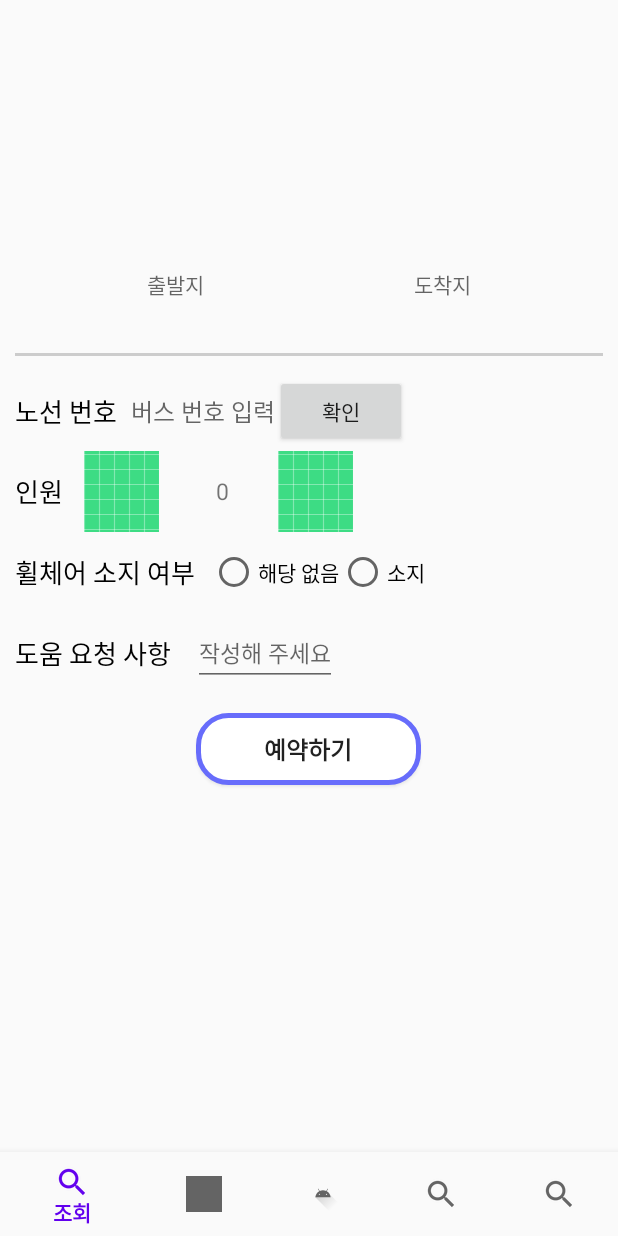
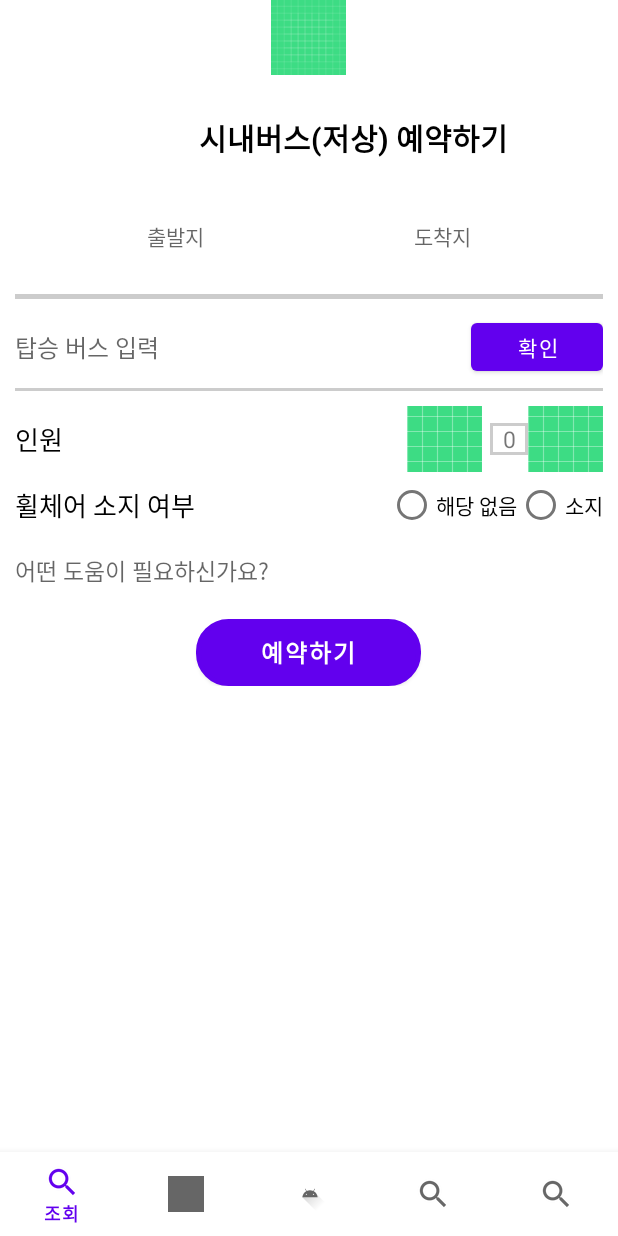
Before and after one commit to Jiwoon2/HandyBus, an Android app: the fragment ReservationFragment placed in its activity, on a phone screen of 412 x 824 dp. Run offline under Robolectric (Android 15) with nearby library versions, the phone set to English and light mode, and no system bars; our stand-ins replace Firebase (no records; nobody signed in at launch, a user with empty details on screens opened directly), Volley; network calls fail.

Commit message:
예약 화면 코드 수정, 커뮤니티 플로팅 버튼 구현
예약 화면 코드 및 xml 수정, 커뮤니티 플로팅 버튼 구현

```diff
--- a/HandyBus/app/build.gradle
+++ b/HandyBus/app/build.gradle
@@ -40,6 +40,9 @@ dependencies {
     implementation 'com.google.android.gms:play-services-auth:20.3.0'
     implementation 'com.google.firebase:firebase-database'
 
+    //floatingbtn
+    implementation 'com.google.android.material:material:1.6.1'
+
     implementation 'com.android.volley:volley:1.1.1'
     implementation 'androidx.recyclerview:recyclerview:1.0.0'
     implementation 'androidx.lifecycle:lifecycle-extensions:2.2.0'
--- a/HandyBus/app/src/main/java/com/khackathon/handybus/ui/reservation/ReservationFragment.java
+++ b/HandyBus/app/src/main/java/com/khackathon/handybus/ui/reservation/ReservationFragment.java
@@ -67,6 +67,7 @@ public class ReservationFragment extends Fragment {
 
     Button setbusNm_btn;
 
+    TextView tv_showNum;
     int personNum = 0;
     ImageButton num_minus;
     ImageButton num_plus;
@@ -112,6 +113,7 @@ public class ReservationFragment extends Fragment {
         res_busNum=v.findViewById(R.id.res_busNum);
         et_departures=v.findViewById(R.id.et_departures);
         et_arrivals=v.findViewById(R.id.et_arrivals);
+        tv_showNum=v.findViewById(R.id.tv_showNum);
         tv_num=v.findViewById(R.id.tv_num);
         et_help=v.findViewById(R.id.et_help);
         num_minus= v.findViewById(R.id.num_minus);
@@ -132,6 +134,7 @@ public class ReservationFragment extends Fragment {
             public void onClick(View v) {
                 personNum-=1;
                 tv_num.setText(personNum+"");
+                tv_showNum.setText("성인 "+personNum+"명");
             }
         });
         num_plus.setOnClickListener(new View.OnClickListener() {
@@ -139,6 +142,7 @@ public class ReservationFragment extends Fragment {
             public void onClick(View v) {
                 personNum+=1;
                 tv_num.setText(personNum+"");
+                tv_showNum.setText("성인 "+personNum+"명");
             }
         });
 
--- a/HandyBus/app/src/main/java/com/khackathon/handybus/ui/writeboard/WriteBoardFragment.java
+++ b/HandyBus/app/src/main/java/com/khackathon/handybus/ui/writeboard/WriteBoardFragment.java
@@ -16,6 +16,8 @@ import android.view.ViewGroup;
 import android.widget.Button;
 import android.widget.TextView;
 
+import com.google.android.material.floatingactionbutton.ExtendedFloatingActionButton;
+import com.google.android.material.floatingactionbutton.FloatingActionButton;
 import com.google.firebase.database.ChildEventListener;
 import com.google.firebase.database.DataSnapshot;
 import com.google.firebase.database.DatabaseError;
@@ -38,7 +40,7 @@ public class WriteBoardFragment extends Fragment {
     private LinearLayoutManager mLayoutManager;
 
     private ArrayList<PostItem> PostingList;
-    Button write_btn;
+    ExtendedFloatingActionButton write_btn;
 
     Intent intent;
 
--- /dev/null
+++ b/HandyBus/app/src/main/res/drawable/reservation_num.xml
@@ -0,0 +1,12 @@
+<?xml version="1.0" encoding="utf-8"?>
+<shape xmlns:android="http://schemas.android.com/apk/res/android">
+
+    <!--    내부 색-->
+    <solid android:color="#FFFFFF" />
+
+    <!--    테두리-->
+    <stroke
+        android:width="2dp"
+        android:color="#CCCCCC" />
+
+</shape>
--- a/HandyBus/app/src/main/res/layout/activity_main.xml
+++ b/HandyBus/app/src/main/res/layout/activity_main.xml
@@ -6,18 +6,64 @@
     android:layout_height="match_parent"
     tools:context=".MainActivity">
 
+
+    <LinearLayout
+        android:id="@+id/main_head"
+        android:layout_width="match_parent"
+        android:layout_height="50dp"
+        android:orientation="horizontal"
+        android:weightSum="7"
+        app:layout_constraintEnd_toEndOf="parent"
+        app:layout_constraintStart_toStartOf="parent"
+        app:layout_constraintTop_toTopOf="parent">
+
+        <ImageView
+            android:layout_width="0dp"
+            android:layout_height="match_parent"
+            android:layout_weight="1"
+            android:paddingLeft="10dp"
+            android:scaleType="fitCenter" />
+
+        <LinearLayout
+            android:layout_width="0dp"
+            android:layout_height="match_parent"
+            android:layout_weight="1.5" />
+
+        <ImageView
+            android:layout_width="150dp"
+            android:layout_height="match_parent"
+            android:layout_weight="2"
+            android:scaleType="centerInside"
+            android:src="@drawable/ic_launcher_background" />
+
+        <LinearLayout
+            android:layout_width="0dp"
+            android:layout_height="match_parent"
+            android:layout_weight="1" />
+
+        <ImageView
+            android:layout_width="0dp"
+            android:layout_height="match_parent"
+            android:layout_weight="1.5"
+            android:paddingRight="10dp"
+            android:scaleType="fitCenter" />
+    </LinearLayout>
+
     <FrameLayout
         android:id="@+id/content_layout"
         android:layout_width="match_parent"
-        android:layout_height="match_parent"
+        android:layout_height="0dp"
+        android:layout_marginTop="10dp"
+        android:layout_marginLeft="10dp"
+        android:layout_marginRight="10dp"
         app:layout_constraintBottom_toTopOf="@id/nav_view"
         app:layout_constraintLeft_toLeftOf="parent"
         app:layout_constraintRight_toRightOf="parent"
-        app:layout_constraintTop_toTopOf="parent"/>
+        app:layout_constraintTop_toBottomOf="@+id/main_head" />
 
     <com.google.android.material.bottomnavigation.BottomNavigationView
         android:id="@+id/nav_view"
-        android:layout_width="0dp"
+        android:layout_width="match_parent"
         android:layout_height="wrap_content"
         android:layout_marginStart="0dp"
         android:layout_marginEnd="0dp"
--- a/HandyBus/app/src/main/res/layout/fragment_reservation.xml
+++ b/HandyBus/app/src/main/res/layout/fragment_reservation.xml
@@ -8,7 +8,7 @@
     android:weightSum="11"
     tools:context=".activity.ReserveActivity">
 
-    <LinearLayout
+   <!-- <LinearLayout
         android:layout_width="match_parent"
         android:layout_height="0dp"
         android:layout_weight="1"
@@ -44,25 +44,35 @@
             android:layout_weight="1.5"
             android:paddingRight="10dp"
             android:scaleType="fitCenter" />
-    </LinearLayout>
+    </LinearLayout> -->
 
     <LinearLayout
         android:layout_width="match_parent"
         android:layout_height="0dp"
+        android:orientation="horizontal"
+        android:baselineAligned="true"
+        android:gravity="center"
         android:layout_weight="1">
 
         <ImageView
-            android:layout_width="match_parent"
+            android:layout_width="60dp"
             android:layout_height="match_parent"
             android:scaleType="centerInside" />
+
+        <TextView
+            android:layout_width="wrap_content"
+            android:layout_height="match_parent"
+            android:textColor="@color/black"
+            android:textSize="20sp"
+            android:textStyle="bold"
+            android:gravity="center"
+            android:text="시내버스(저상) 예약하기"/>
     </LinearLayout>
 
 
     <LinearLayout
         android:layout_width="match_parent"
         android:layout_height="0dp"
-        android:layout_marginLeft="10dp"
-        android:layout_marginRight="10dp"
         android:layout_weight="9"
         android:orientation="vertical"
         android:weightSum="12">
@@ -120,7 +130,7 @@
 
         <View
             android:layout_width="match_parent"
-            android:layout_height="2dp"
+            android:layout_height="3dp"
             android:layout_marginTop="5dp"
             android:layout_marginBottom="10dp"
             android:background="#CCCCCC" />
@@ -133,29 +143,43 @@
             android:gravity="center_vertical"
             android:orientation="horizontal">
 
-            <TextView
-                android:layout_width="wrap_content"
-                android:layout_height="wrap_content"
-                android:layout_marginRight="5dp"
-                android:text="노선 번호 "
-                android:textColor="@color/black"
-                android:textSize="17dp" />
+<!--            <TextView-->
+<!--                android:layout_width="wrap_content"-->
+<!--                android:layout_height="wrap_content"-->
+<!--                android:layout_marginRight="5dp"-->
+<!--                android:text="노선 번호 "-->
+<!--                android:textColor="@color/black"-->
+<!--                android:textSize="17dp" />-->
 
             <EditText
                 android:id="@+id/res_busNum"
                 android:layout_width="wrap_content"
                 android:layout_height="wrap_content"
                 android:background="@null"
-                android:hint="버스 번호 입력"
+                android:hint="탑승 버스 입력"
                 android:textSize="16dp" />
+
+            <View
+                android:layout_width="0dp"
+                android:layout_height="0dp"
+                android:layout_weight="1" />
 
             <Button
                 android:id="@+id/setbusNm_btn"
                 android:layout_width="wrap_content"
                 android:layout_height="wrap_content"
+                android:layout_gravity="right"
                 android:text="확인" />
 
+
         </LinearLayout>
+
+        <View
+            android:layout_width="match_parent"
+            android:layout_height="2dp"
+            android:layout_marginTop="5dp"
+            android:layout_marginBottom="10dp"
+            android:background="#CCCCCC" />
 
         <LinearLayout
             android:layout_width="match_parent"
@@ -165,6 +189,7 @@
             android:orientation="horizontal">
 
             <TextView
+                android:id="@+id/tv_showNum"
                 android:layout_width="wrap_content"
                 android:layout_height="wrap_content"
                 android:layout_marginRight="10dp"
@@ -172,28 +197,33 @@
                 android:textColor="@color/black"
                 android:textSize="17dp" />
 
-            <!--            <RadioGroup-->
-            <!--                android:layout_width="wrap_content"-->
-            <!--                android:layout_height="match_parent"-->
-            <!--                android:gravity="center_vertical"-->
-            <!--                android:orientation="horizontal">-->
+            <View
+                android:layout_width="0dp"
+                android:layout_height="0dp"
+                android:layout_weight="1" />
 
-            <!--                <RadioButton  android:id="@+id/radio_adult"-->
-            <!--                    android:layout_width="wrap_content"-->
-            <!--                    android:layout_height="wrap_content"-->
-            <!--                    android:text="일반"-->
-            <!--                    android:onClick="onRadioButtonClicked"/>-->
-            <!--                <RadioButton  android:id="@+id/radio_student"-->
-            <!--                    android:layout_width="wrap_content"-->
-            <!--                    android:layout_height="wrap_content"-->
-            <!--                    android:text="청소년"-->
-            <!--                    android:onClick="onRadioButtonClicked"/>-->
-            <!--                <RadioButton  android:id="@+id/radio_child"-->
-            <!--                    android:layout_width="wrap_content"-->
-            <!--                    android:layout_height="wrap_content"-->
-            <!--                    android:text="어린이"-->
-            <!--                    android:onClick="onRadioButtonClicked"/>-->
-            <!--            </RadioGroup>-->
+                <!--        <RadioGroup
+                            android:layout_width="wrap_content"
+                            android:layout_height="match_parent"
+                            android:gravity="center_vertical"
+                            android:orientation="horizontal">
+
+                            <RadioButton  android:id="@+id/radio_adult"
+                                android:layout_width="wrap_content"
+                                android:layout_height="wrap_content"
+                                android:text="일반"
+                                android:onClick="onRadioButtonClicked"/>
+                            <RadioButton  android:id="@+id/radio_student"
+                                android:layout_width="wrap_content"
+                                android:layout_height="wrap_content"
+                                android:text="청소년"
+                                android:onClick="onRadioButtonClicked"/>
+                            <RadioButton  android:id="@+id/radio_child"
+                                android:layout_width="wrap_content"
+                                android:layout_height="wrap_content"
+                                android:text="어린이"
+                                android:onClick="onRadioButtonClicked"/>
+                        </RadioGroup> -->
 
 
             <ImageButton
@@ -204,12 +234,13 @@
 
             <TextView
                 android:id="@+id/tv_num"
-                android:layout_width="74dp"
+                android:layout_width="25dp"
                 android:layout_height="wrap_content"
                 android:layout_marginLeft="5dp"
                 android:gravity="center"
                 android:text="0"
                 android:inputType="number"
+                android:background="@drawable/reservation_num"
                 android:textSize="15dp" />
 
             <ImageButton
@@ -218,6 +249,7 @@
                 android:layout_height="wrap_content"
                 android:src="@drawable/ic_launcher_background" />
         </LinearLayout>
+
 
         <LinearLayout
             android:layout_width="match_parent"
@@ -239,6 +271,11 @@
                 android:layout_height="match_parent"
                 android:gravity="center_vertical"
                 android:orientation="horizontal">
+
+                <View
+                    android:layout_width="0dp"
+                    android:layout_height="0dp"
+                    android:layout_weight="1" />
 
                 <RadioButton
                     android:id="@+id/radio_nonWheel"
@@ -262,22 +299,30 @@
             android:gravity="center_vertical"
             android:orientation="horizontal">
 
-            <TextView
-                android:layout_width="wrap_content"
-                android:layout_height="wrap_content"
-                android:layout_marginRight="5dp"
-                android:text="도움 요청 사항 "
-                android:textColor="@color/black"
-                android:textSize="17dp" />
+<!--            <TextView-->
+<!--                android:layout_width="wrap_content"-->
+<!--                android:layout_height="wrap_content"-->
+<!--                android:layout_marginRight="5dp"-->
+<!--                android:text="도움 요청 사항 "-->
+<!--                android:textColor="@color/black"-->
+<!--                android:textSize="17dp" />-->
 
             <EditText
                 android:id="@+id/et_help"
                 android:layout_width="wrap_content"
                 android:layout_height="wrap_content"
-                android:layout_marginLeft="5dp"
-                android:hint="작성해 주세요"
+                android:background="@null"
+                android:hint="어떤 도움이 필요하신가요?"
                 android:textSize="15dp" />
 
+            <View
+                android:layout_width="0dp"
+                android:layout_height="0dp"
+                android:layout_weight="1" />
+
+            <ImageView
+                android:layout_width="50dp"
+                android:layout_height="match_parent" />
         </LinearLayout>
 
 
--- a/HandyBus/app/src/main/res/layout/fragment_write_board.xml
+++ b/HandyBus/app/src/main/res/layout/fragment_write_board.xml
@@ -1,21 +1,27 @@
 <?xml version="1.0" encoding="utf-8"?>
 <FrameLayout xmlns:android="http://schemas.android.com/apk/res/android"
+    xmlns:app="http://schemas.android.com/apk/res-auto"
     xmlns:tools="http://schemas.android.com/tools"
     android:layout_width="match_parent"
     android:layout_height="match_parent"
     tools:context=".ui.writeboard.WriteBoardFragment">
 
-    <Button
+
+    <com.google.android.material.floatingactionbutton.ExtendedFloatingActionButton
         android:id="@+id/write_btn"
-        android:layout_width="wrap_content"
+        android:layout_width="170dp"
         android:layout_height="wrap_content"
-        android:layout_marginTop="28dp"
-        android:text="글쓰기"/>
-
+        android:layout_gravity="bottom|center"
+        android:layout_marginBottom="30dp"
+        app:strokeColor="@color/purple_200"
+        app:backgroundTint="#FFFFFF"
+        app:strokeWidth="2dp"
+        android:text="게시글 작성"
+        android:textAlignment="center"/>
 
     <androidx.recyclerview.widget.RecyclerView
         android:id="@+id/container_boardList"
-        android:layout_width="411dp"
-        android:layout_height="486dp"/>
+        android:layout_width="match_parent"
+        android:layout_height="match_parent" />
 
 </FrameLayout>
--- a/HandyBus/app/src/main/res/values/themes.xml
+++ b/HandyBus/app/src/main/res/values/themes.xml
@@ -1,6 +1,6 @@
 <resources xmlns:tools="http://schemas.android.com/tools">
     <!-- Base application theme. -->
-    <style name="Theme.HandyBus" parent="Theme.AppCompat.DayNight.NoActionBar">
+    <style name="Theme.HandyBus" parent="Theme.MaterialComponents.DayNight.NoActionBar">
         <!-- Primary brand color. -->
         <item name="colorPrimary">@color/purple_500</item>
         <item name="colorPrimaryVariant">@color/purple_700</item>
@@ -12,5 +12,6 @@
         <!-- Status bar color. -->
         <item name="android:statusBarColor" tools:targetApi="l">?attr/colorPrimaryVariant</item>
         <!-- Customize your theme here. -->
+        <item name="android:windowContentOverlay">@null</item>
     </style>
 </resources>
```
